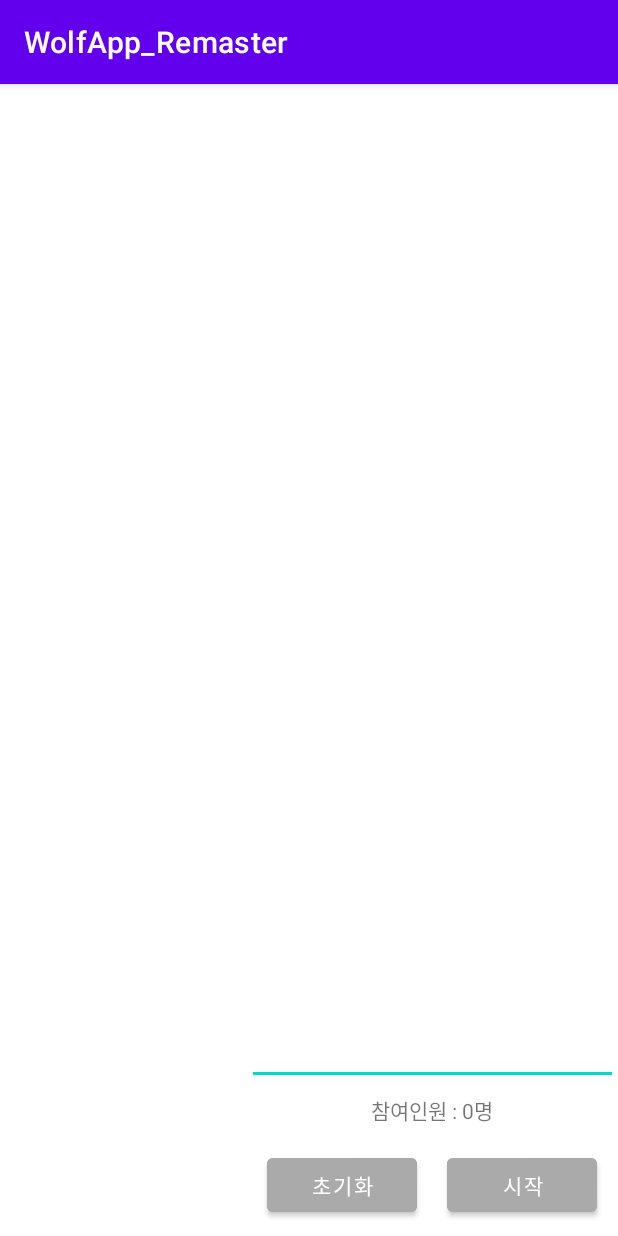
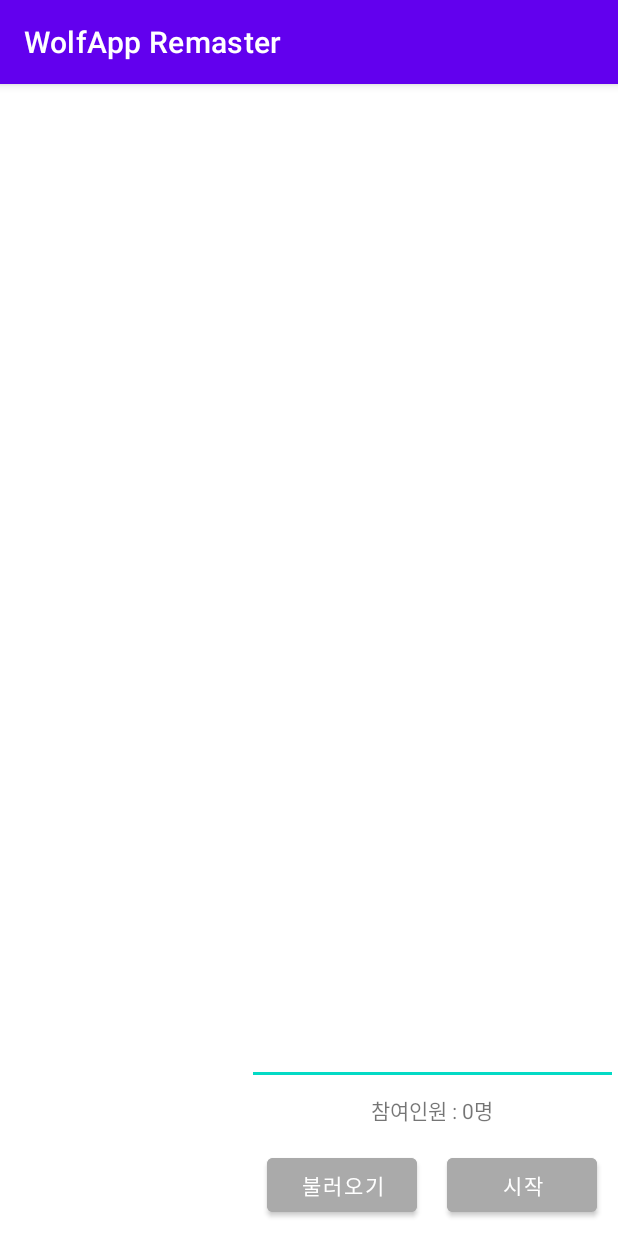
Before and after one commit to g9in128/WolfAppRemaser, an Android app: the screen it shows after launch (MainActivity), on a phone screen of 412 x 824 dp. Run offline under Robolectric (Android 15) with nearby library versions, the phone set to English and light mode, and no system bars.

Commit message:
add ids and load,stop,pause buttons

```diff
--- a/app/src/main/res/layout/activity_main.xml
+++ b/app/src/main/res/layout/activity_main.xml
@@ -7,6 +7,7 @@
     tools:context=".MainActivity">
 
     <ListView
+        android:id="@+id/characters"
         android:layout_width="0dp"
         android:layout_height="match_parent"
         android:layout_weight="2">
@@ -22,37 +23,68 @@
         android:orientation="vertical">
 
         <EditText
+            android:id="@+id/host_speech"
             android:layout_width="match_parent"
             android:layout_height="0dp"
-            android:layout_weight="10"/>
+            android:layout_weight="20"/>
 
         <TextView
+            android:id="@+id/entry"
             android:layout_width="match_parent"
             android:layout_height="0dp"
-            android:layout_weight="0.5"
+            android:layout_weight="1"
             android:gravity="center"
             android:text="@string/entry_text"/>
 
         <LinearLayout
+            android:id="@+id/select_btns"
             android:layout_width="match_parent"
             android:layout_height="0dp"
-            android:layout_weight="1"
+            android:layout_weight="2"
             android:orientation="horizontal"
             android:gravity="center">
 
             <Button
+                android:id="@+id/load_btn"
                 android:layout_marginRight="10dp"
                 android:layout_width="100dp"
                 android:layout_height="wrap_content"
                 android:backgroundTint="#aaa"
-                android:text="@string/reset_text_btn_text"/>
+                android:text="@string/load_text_btn_text"/>
 
             <Button
+                android:id="@+id/start_btn"
                 android:layout_marginLeft="10dp"
                 android:layout_width="100dp"
                 android:layout_height="wrap_content"
                 android:backgroundTint="#aaa"
-                android:text="@string/start_text"/>
+                android:text="@string/start_btn_text"/>
+
+
+        </LinearLayout>
+
+        <LinearLayout
+            android:id="@+id/play_btns"
+            android:layout_width="match_parent"
+            android:layout_height="0dp"
+            android:visibility="gone"
+            android:layout_weight="2">
+
+            <Button
+                android:id="@+id/stop_btn"
+                android:layout_marginLeft="10dp"
+                android:layout_width="100dp"
+                android:layout_height="wrap_content"
+                android:backgroundTint="#aaa"
+                android:text="@string/stop_btn_text"/>
+
+            <Button
+                android:id="@+id/pause_btn"
+                android:layout_marginLeft="10dp"
+                android:layout_width="100dp"
+                android:layout_height="wrap_content"
+                android:backgroundTint="#aaa"
+                android:text="@string/pause_btn_text"/>
 
         </LinearLayout>
 
--- a/app/src/main/res/values/strings.xml
+++ b/app/src/main/res/values/strings.xml
@@ -1,6 +1,8 @@
 <resources>
-    <string name="app_name">WolfApp_Remaster</string>
-    <string name="reset_text_btn_text">초기화</string>
+    <string name="app_name">WolfApp Remaster</string>
+    <string name="load_text_btn_text">불러오기</string>
     <string name="entry_text">참여인원 : 0명</string>
-    <string name="start_text">시작</string>
+    <string name="start_btn_text">시작</string>
+    <string name="stop_btn_text">중지</string>
+    <string name="pause_btn_text">일시중지</string>
 </resources>
```
